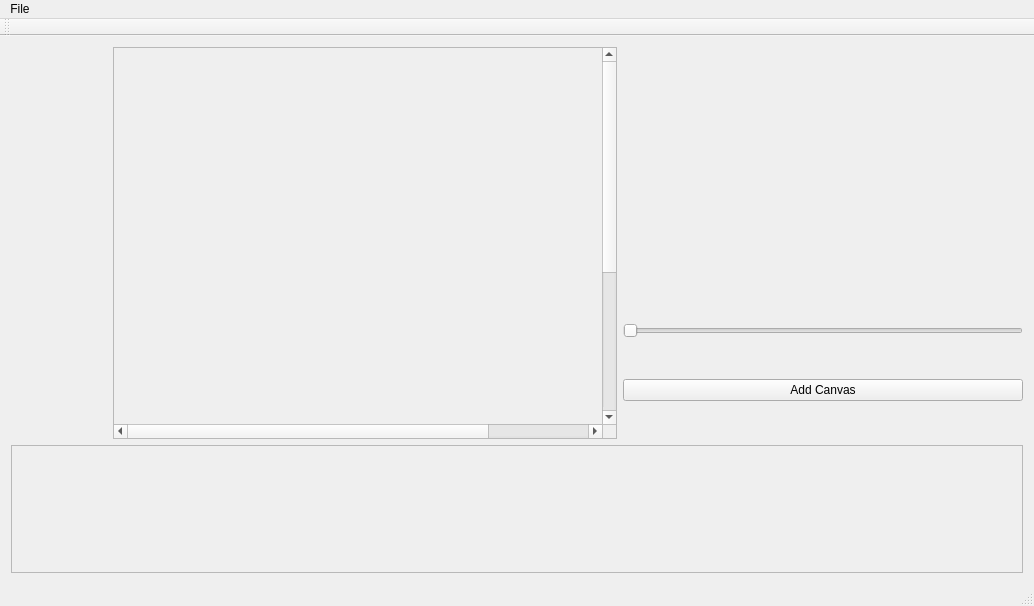
Above: mainwindow.ui from jacobthebrown/Jotoshop before the change. Below: the same form after it.
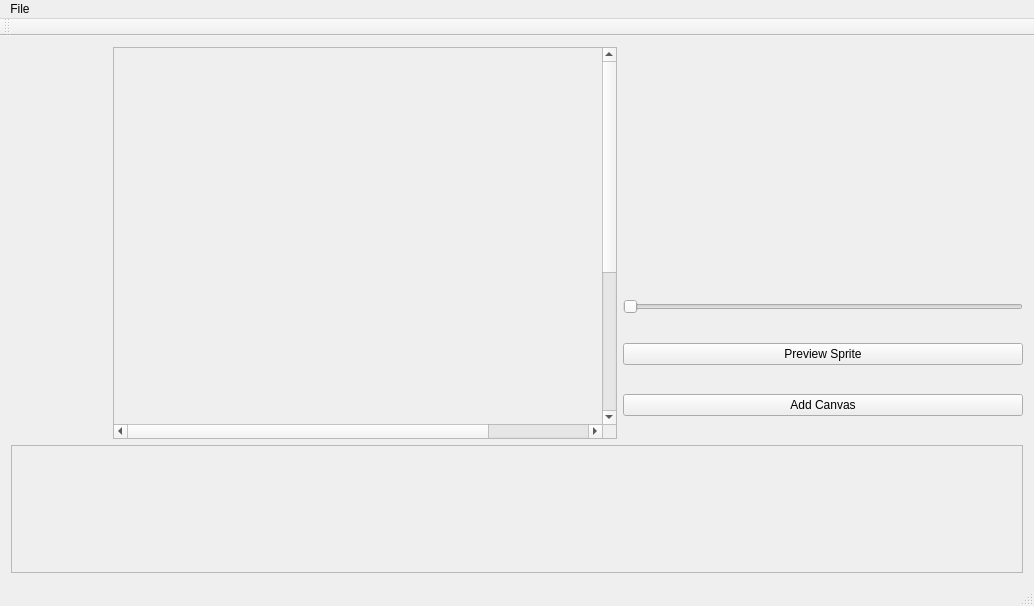
That is the form after the change. Custom widgets are drawn as their Qt base class.

```diff
--- a/mainwindow.ui
+++ b/mainwindow.ui
@@ -137,6 +137,13 @@
           </property>
          </widget>
         </item>
+        <item>
+         <widget class="QPushButton" name="previewButton">
+          <property name="text">
+           <string>Preview Sprite</string>
+          </property>
+         </widget>
+        </item>
         <item>
          <widget class="QPushButton" name="addCanvasButton">
           <property name="text">
```
Left out of the diff: 9 changed lines with no effect on the pictures.
